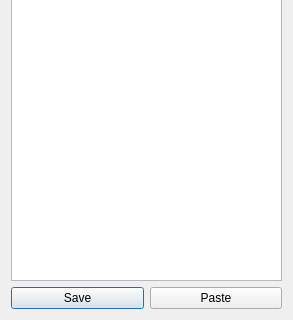
First picture: the form in frontend/assets/listEdit.ui, repository dahlbma/cello, before the edit; both pictures show x 0 to 293 and y 270 to 590 of the 293 by 590 pixel window.
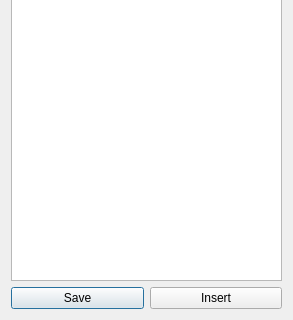
Second picture: the form after the edit.

```diff
--- a/frontend/assets/listEdit.ui
+++ b/frontend/assets/listEdit.ui
@@ -73,7 +73,7 @@
        <item>
         <widget class="QPushButton" name="pasteList_btn">
          <property name="text">
-          <string>Paste</string>
+          <string>Insert</string>
          </property>
         </widget>
        </item>
```
Left out of the diff: 2 changed lines with no effect on the pictures.
